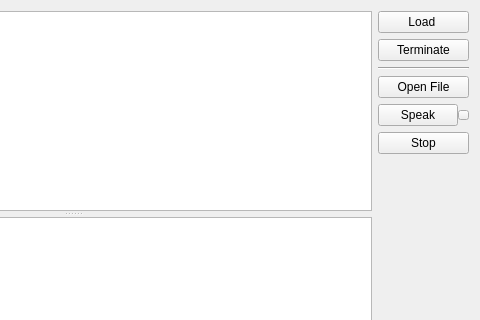
Above: tools/tihu_console/tihu_console.ui from tihu-nlp/tihu before the change; both pictures show x 238 to 718 and y 0 to 320 of the 718 by 427 pixel window. Below: the same form after it.
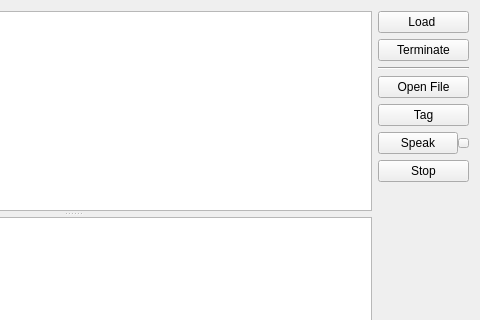
That is the form after the change.

Patch:
```diff
--- a/tools/tihu_console/tihu_console.ui
+++ b/tools/tihu_console/tihu_console.ui
@@ -107,6 +107,13 @@
           </property>
          </widget>
         </item>
+        <item>
+         <widget class="QPushButton" name="btnTag">
+          <property name="text">
+           <string>Tag</string>
+          </property>
+         </widget>
+        </item>
         <item>
          <layout class="QHBoxLayout" name="horizontalLayout_5">
           <property name="spacing">
```
Left out of the diff: 3 changed lines with no effect on the pictures.
